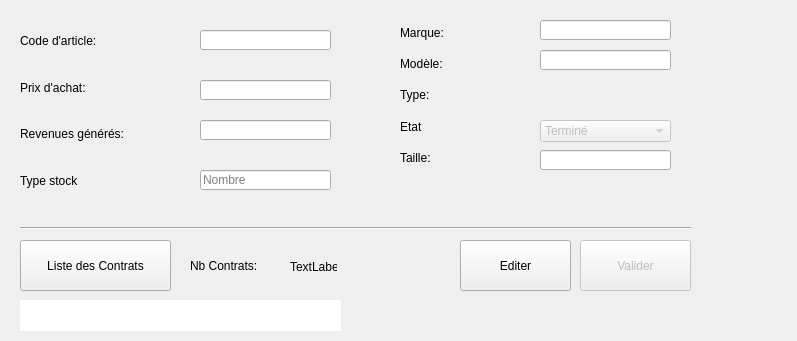
Old version of the form view/itemDetailsView.ui in the repository GruberAdam/TPI-Sploks.
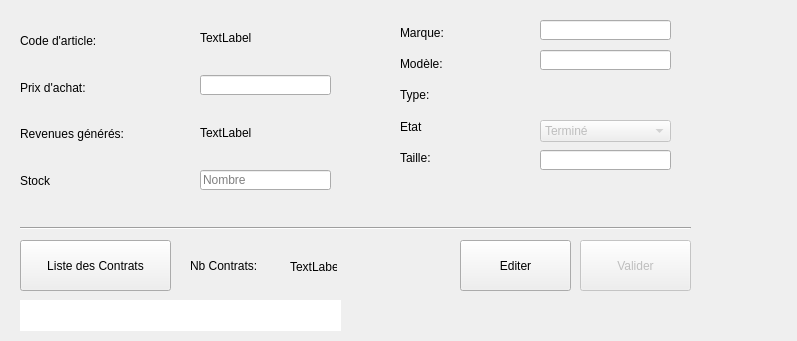
New version of the form.

Commit message: Vue de du détail d'un item mis à jour

Diff of the .ui file:
```diff
--- a/view/itemDetailsView.ui
+++ b/view/itemDetailsView.ui
@@ -60,7 +60,7 @@
         <string notr="true">font: 87 10pt &quot;Arial Black&quot;;</string>
        </property>
        <property name="text">
-        <string>Type stock</string>
+        <string>Stock</string>
        </property>
       </widget>
      </item>
@@ -212,27 +212,11 @@
      <string>Valider</string>
     </property>
    </widget>
-   <widget class="QLineEdit" name="textCodeArticle">
-    <property name="geometry">
-     <rect>
-      <x>200</x>
-      <y>30</y>
-      <width>131</width>
-      <height>20</height>
-     </rect>
-    </property>
-    <property name="maxLength">
-     <number>20</number>
-    </property>
-    <property name="readOnly">
-     <bool>true</bool>
-    </property>
-   </widget>
    <widget class="QLineEdit" name="textPrixAchat">
     <property name="geometry">
      <rect>
       <x>200</x>
-      <y>80</y>
+      <y>75</y>
       <width>131</width>
       <height>20</height>
      </rect>
@@ -244,22 +228,6 @@
      <bool>true</bool>
     </property>
    </widget>
-   <widget class="QLineEdit" name="textRevenusGeneres">
-    <property name="geometry">
-     <rect>
-      <x>200</x>
-      <y>120</y>
-      <width>131</width>
-      <height>20</height>
-     </rect>
-    </property>
-    <property name="maxLength">
-     <number>7</number>
-    </property>
-    <property name="readOnly">
-     <bool>true</bool>
-    </property>
-   </widget>
    <widget class="QLineEdit" name="textTaille">
     <property name="geometry">
      <rect>
@@ -400,6 +368,32 @@
      <string>Nombre</string>
     </property>
    </widget>
+   <widget class="QLabel" name="textCodeArticle">
+    <property name="geometry">
+     <rect>
+      <x>200</x>
+      <y>30</y>
+      <width>111</width>
+      <height>16</height>
+     </rect>
+    </property>
+    <property name="text">
+     <string>TextLabel</string>
+    </property>
+   </widget>
+   <widget class="QLabel" name="textRevenusGeneres">
+    <property name="geometry">
+     <rect>
+      <x>200</x>
+      <y>125</y>
+      <width>111</width>
+      <height>16</height>
+     </rect>
+    </property>
+    <property name="text">
+     <string>TextLabel</string>
+    </property>
+   </widget>
   </widget>
  </widget>
  <tabstops>
```
Left out of the diff: 2 changed lines with no effect on the pictures. The commit also changes 1 other file.
